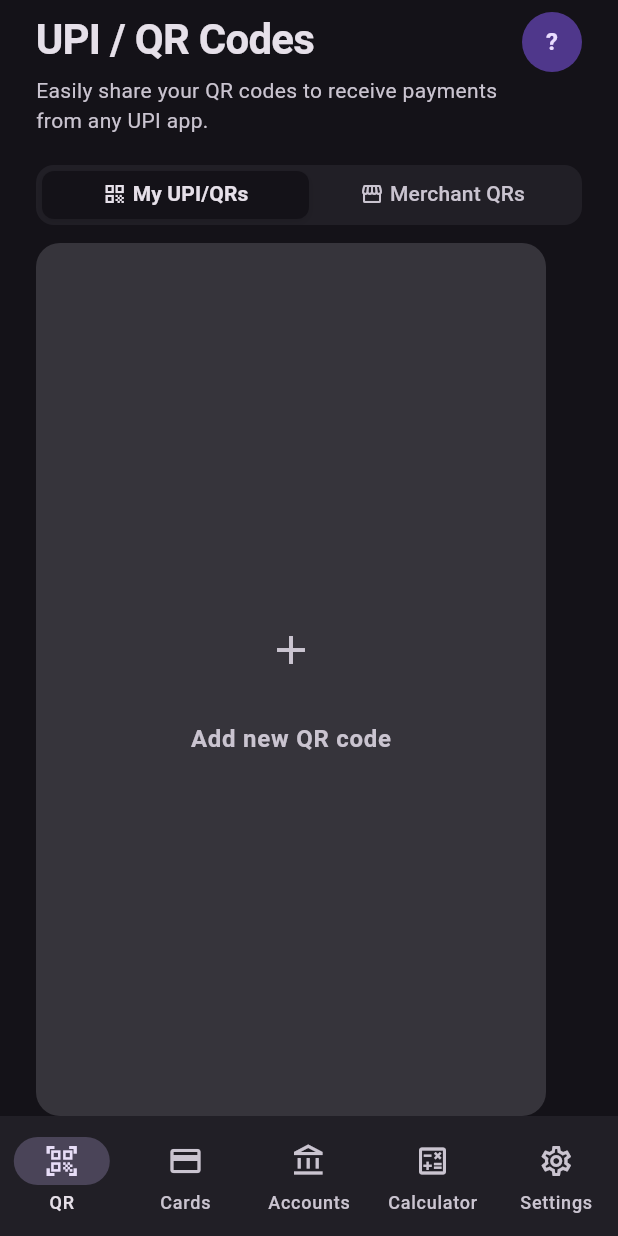
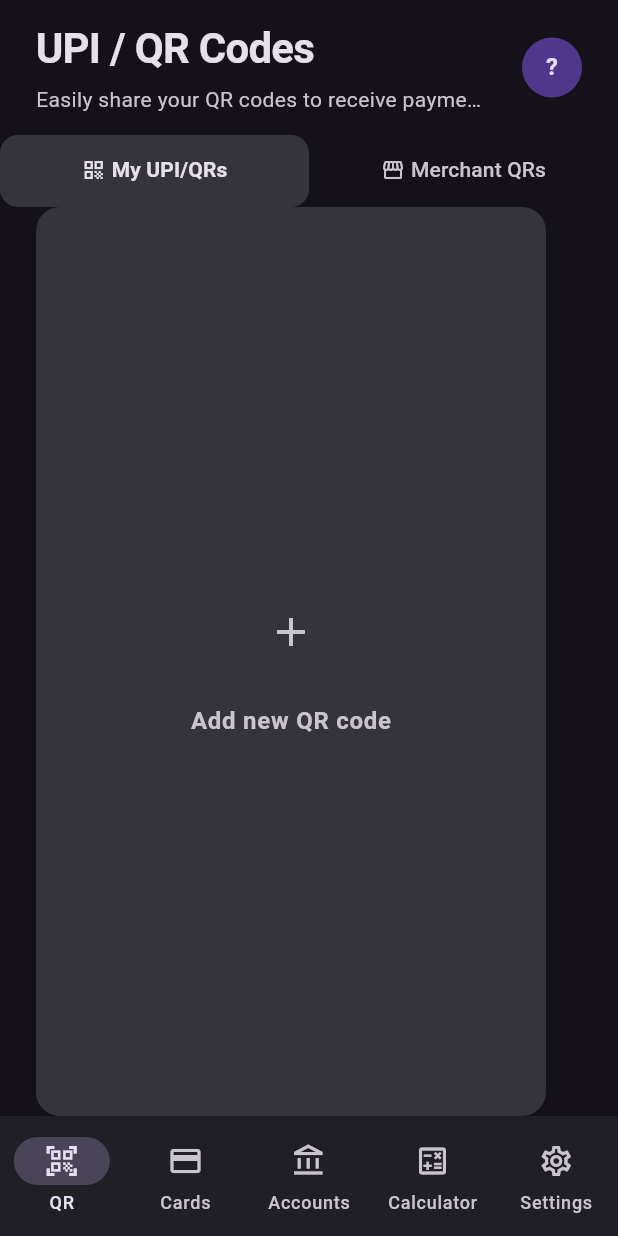
Before and after one commit to TanmoyChandra/my-banks-flutter, a Flutter app: the MainScreen screen opened by its route, on a phone screen of 412 x 824 dp. Run offline on Flutter 3.47's test engine with Material 3 defaults, Android fonts, the phone set to English and light mode, and no system bars; drawn by our look-alikes of dynamic_color; our stand-ins replace file_picker, go_router, image_picker, local_auth, qr_flutter, share_plus and 1 more; missing offline and left inert: mobile_scanner; accounts and stored records are empty.

Commit message:
feat: implement main screen structure and modularize dashboard sections for settings, accounts, calculator, cards, and QR.

```diff
--- a/lib/screens/main_screen.dart
+++ b/lib/screens/main_screen.dart
@@ -28,7 +28,7 @@
   @override
   Widget build(BuildContext context) {
     return Scaffold(
-      body: IndexedStack(
+      body: _SmoothIndexedStack(
         index: _currentIndex,
         children: _tabs,
       ),
@@ -70,3 +70,55 @@
     );
   }
 }
+
+class _SmoothIndexedStack extends StatefulWidget {
+  final int index;
+  final List<Widget> children;
+
+  const _SmoothIndexedStack({
+    required this.index,
+    required this.children,
+  });
+
+  @override
+  State<_SmoothIndexedStack> createState() => _SmoothIndexedStackState();
+}
+
+class _SmoothIndexedStackState extends State<_SmoothIndexedStack> {
+  int _previousIndex = 0;
+
+  @override
+  void didUpdateWidget(_SmoothIndexedStack oldWidget) {
+    if (oldWidget.index != widget.index) {
+      _previousIndex = oldWidget.index;
+    }
+    super.didUpdateWidget(oldWidget);
+  }
+
+  @override
+  Widget build(BuildContext context) {
+    return Stack(
+      children: List.generate(widget.children.length, (i) {
+        final isCurrent = i == widget.index;
+        final isPrevious = i == _previousIndex;
+        final isOnStage = isCurrent || isPrevious;
+
+        return IgnorePointer(
+          ignoring: !isCurrent,
+          child: AnimatedOpacity(
+            opacity: isCurrent ? 1.0 : 0.0,
+            duration: const Duration(milliseconds: 300),
+            curve: Curves.easeInOut,
+            child: Offstage(
+              offstage: !isOnStage,
+              child: TickerMode(
+                enabled: isOnStage,
+                child: widget.children[i],
+              ),
+            ),
+          ),
+        );
+      }),
+    );
+  }
+}
--- a/lib/widgets/qr_section.dart
+++ b/lib/widgets/qr_section.dart
@@ -49,19 +49,15 @@
         ? uiProvider.userName[0].toUpperCase()
         : '?';
 
-    return SafeArea(
-      bottom: false,
-      child: Column(
-        crossAxisAlignment: CrossAxisAlignment.start,
-        children: [
-          Padding(
-            padding: const EdgeInsets.symmetric(horizontal: 24, vertical: 8),
-            child: Row(
-              mainAxisAlignment: MainAxisAlignment.spaceBetween,
-              crossAxisAlignment: CrossAxisAlignment.start,
-              children: [
-                Expanded(
-                  child: Column(
+    return Scaffold(
+      backgroundColor: theme.colorScheme.surface,
+      appBar: AppBar(
+        backgroundColor: theme.colorScheme.surface,
+        scrolledUnderElevation: 0,
+        elevation: 0,
+        titleSpacing: 24,
+        toolbarHeight: 90,
+        title: Column(
           crossAxisAlignment: CrossAxisAlignment.start,
           children: [
             Text(
@@ -80,13 +76,11 @@
             ),
           ],
         ),
-                ),
-                const SizedBox(width: 16),
-                GestureDetector(
-                  onTap: () {
-                    // Navigate to settings (handled by MainScreen bottom nav in RN, but here it's an avatar tap? RN navigation.navigate('Settings'))
-                    // Wait, in RN bottom nav, settings is a tab. We can switch tabs using a provider or just let it be handled.
-                  },
+        actions: [
+          Padding(
+            padding: const EdgeInsets.only(right: 24.0),
+            child: GestureDetector(
+              onTap: () {},
               child: CircleAvatar(
                 radius: 20,
                 backgroundColor: theme.colorScheme.primaryContainer,
@@ -104,30 +98,13 @@
                     : null,
               ),
             ),
+          ),
         ],
-            ),
-          ),
-          Padding(
-            padding: const EdgeInsets.symmetric(horizontal: 24, vertical: 12),
-            child: Container(
-              height: 40,
-              decoration: BoxDecoration(
-                color: theme.colorScheme.surfaceContainer,
-                borderRadius: BorderRadius.circular(12),
-              ),
-              padding: const EdgeInsets.all(4),
-              child: TabBar(
+        bottom: TabBar(
           controller: _tabController,
           indicator: BoxDecoration(
-                  color: theme.colorScheme.surface,
-                  borderRadius: BorderRadius.circular(8),
-                  boxShadow: [
-                    BoxShadow(
-                      color: theme.colorScheme.shadow.withValues(alpha: 0.1),
-                      blurRadius: 4,
-                      offset: const Offset(0, 2),
-                    ),
-                  ],
+            color: theme.colorScheme.surfaceContainerHighest,
+            borderRadius: BorderRadius.circular(12),
           ),
           indicatorSize: TabBarIndicatorSize.tab,
           dividerColor: Colors.transparent,
@@ -173,16 +150,11 @@
           ],
         ),
       ),
-          ),
-          Expanded(
-            child: TabBarView(
+      body: TabBarView(
         controller: _tabController,
         children: [
           _MyQRCodes(entries: entries),
           const MerchantQRSection(hideHeader: true),
-              ],
-            ),
-          ),
         ],
       ),
     );
```
Also changed, not shown: lib/widgets/bank_accounts_section.dart (+16 -30 lines), lib/widgets/calculator_section.dart (+16 -30 lines), lib/widgets/cards_section.dart (+15 -22 lines), lib/widgets/settings_section.dart (+17 -23 lines). Lines whose indentation alone changed are shown as unchanged.
